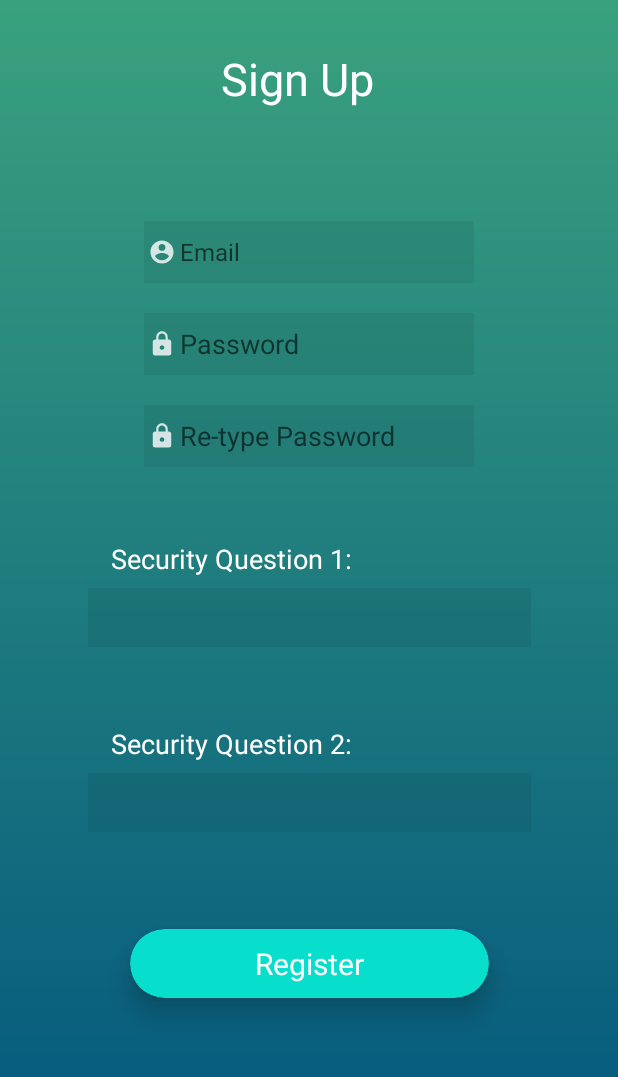
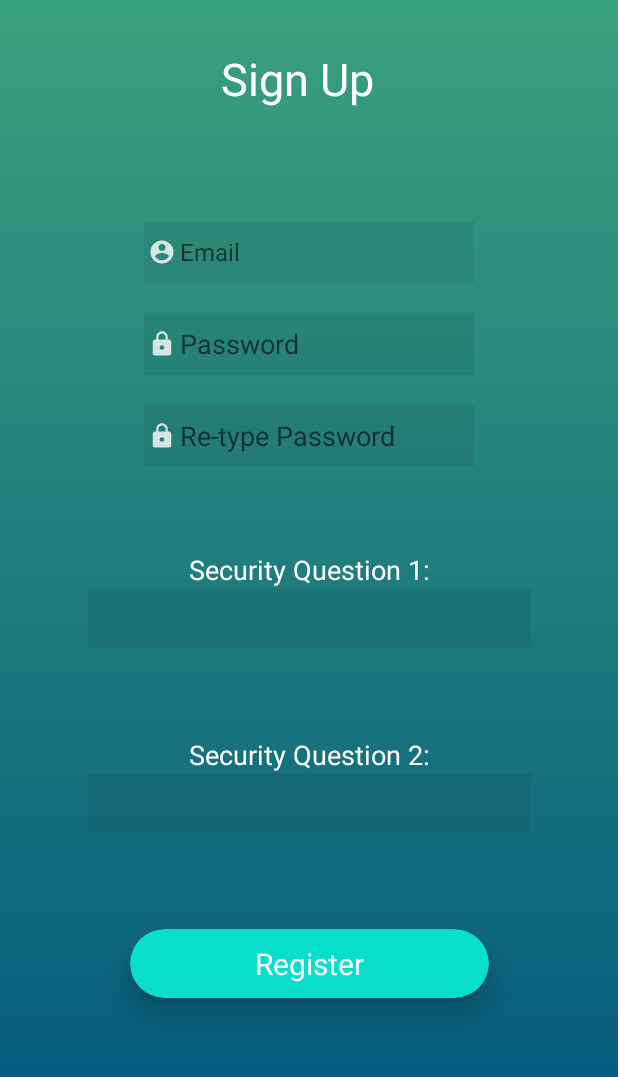
Before and after one commit to btorres136/Obstetric_Hemorrhage, an Android app: the SignupActivity screen opened directly, with no data from a screen before it, on a phone screen of 412 x 824 dp. Shown: the top 1077 px of the screen. Run offline under Robolectric (Android 15) with nearby library versions, the phone set to English and light mode, and no system bars; our stand-ins replace Firebase (no records; nobody signed in at launch, a user with empty details on screens opened directly).

Commit message:
Sigup v0.05

```diff
--- a/app/src/main/res/layout/activity_signup.xml
+++ b/app/src/main/res/layout/activity_signup.xml
@@ -16,8 +16,8 @@
         android:drawableLeft="@drawable/ic_action_user"
         android:ems="10"
         android:hint="Email"
-        android:inputType="textPersonName"
-        android:textSize="16dp"
+        android:inputType="textEmailAddress"
+        android:textSize="16sp"
         app:layout_constraintBottom_toBottomOf="parent"
         app:layout_constraintEnd_toEndOf="parent"
         app:layout_constraintHorizontal_bias="0.5"
@@ -137,28 +137,28 @@
 
     <TextView
         android:id="@+id/textView2"
-        android:layout_width="242dp"
-        android:layout_height="32dp"
+        android:layout_width="wrap_content"
+        android:layout_height="wrap_content"
         android:text="Security Question 1:"
         android:textColor="#FFFFFF"
         android:textSize="18sp"
         app:layout_constraintBottom_toTopOf="@+id/spinner1"
         app:layout_constraintEnd_toEndOf="parent"
-        app:layout_constraintHorizontal_bias="0.437"
+        app:layout_constraintHorizontal_bias="0.5"
         app:layout_constraintStart_toStartOf="parent"
         app:layout_constraintTop_toBottomOf="@+id/editText3"
         app:layout_constraintVertical_bias="1.0" />
 
     <TextView
         android:id="@+id/textView4"
-        android:layout_width="242dp"
-        android:layout_height="32dp"
+        android:layout_width="wrap_content"
+        android:layout_height="wrap_content"
         android:text="Security Question 2:"
         android:textColor="#FFFFFF"
         android:textSize="18sp"
         app:layout_constraintBottom_toTopOf="@+id/spinner2"
         app:layout_constraintEnd_toEndOf="parent"
-        app:layout_constraintHorizontal_bias="0.437"
+        app:layout_constraintHorizontal_bias="0.5"
         app:layout_constraintStart_toStartOf="parent"
         app:layout_constraintTop_toBottomOf="@+id/editText3"
         app:layout_constraintVertical_bias="1.0" />
```
